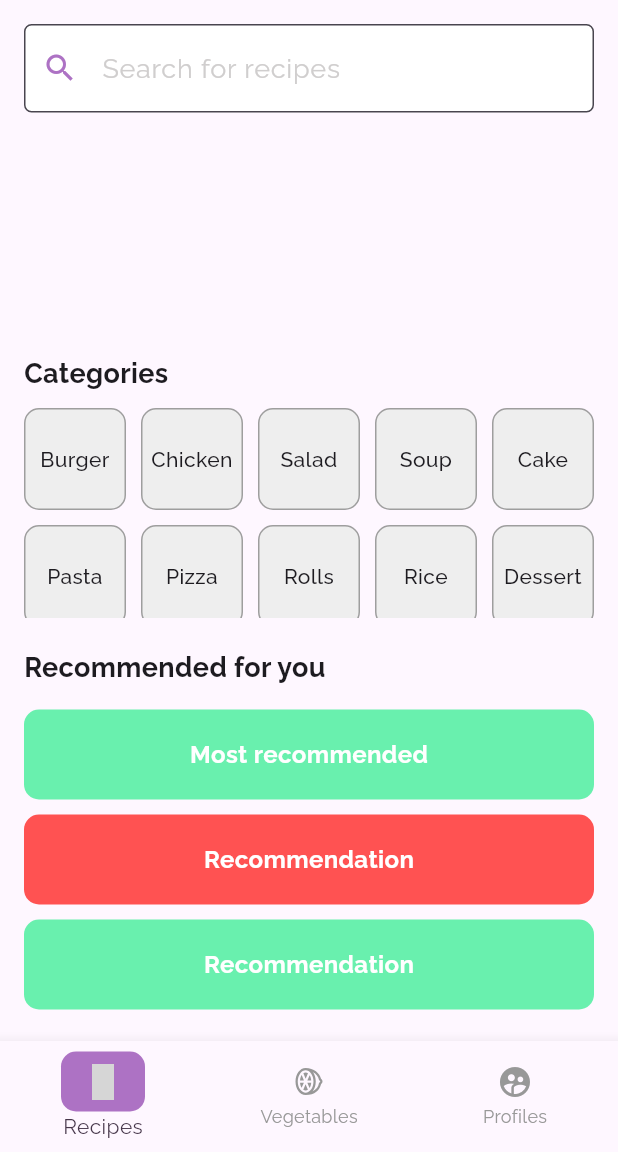
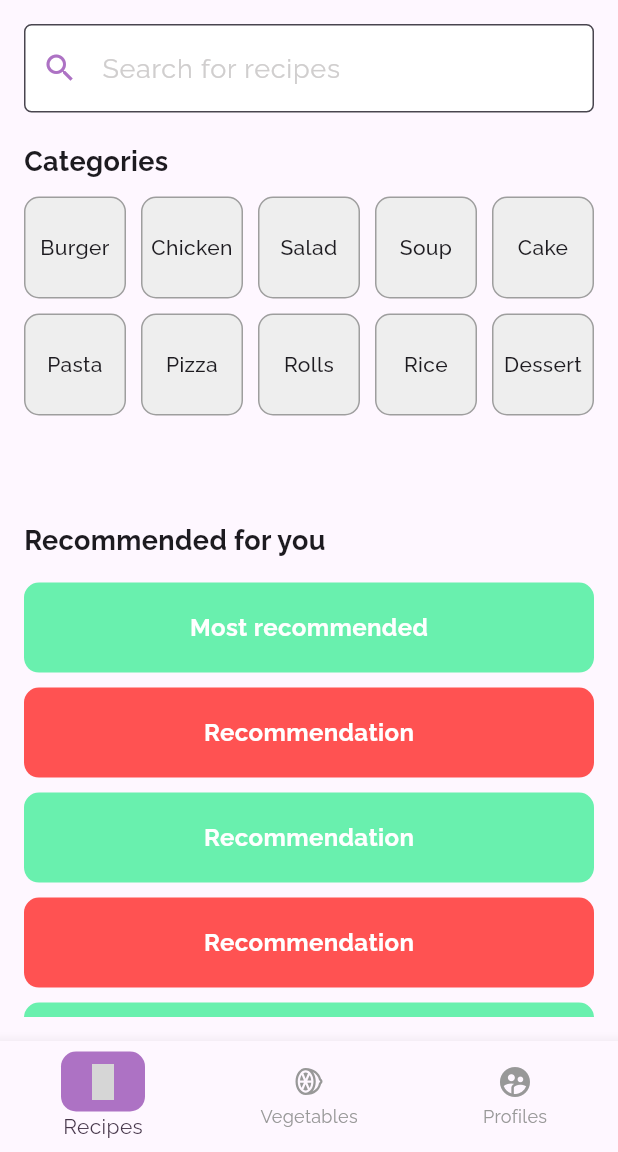
Before and after one commit to ahaandesai27/Inheritance-2024-mars, a Flutter app: the screen it shows after launch, on a phone screen of 412 x 824 dp, the part 84-1236 px from its top. Run offline on Flutter 3.47's test engine with Material 3 defaults, Android fonts, the phone set to English and light mode, and no system bars; our stand-ins replace flutter_material_design_icons, google_fonts, jwt_decoder, line_awesome_flutter, shared_preferences; grey boxes are pictures that could not be loaded.

Commit message:
Basically Final Search Bar

```diff
--- a/app/lib/main.dart
+++ b/app/lib/main.dart
@@ -29,12 +29,12 @@ class _RecipauraState extends State<Recipaura> {
           primarySwatch: Colors.blue,
         ),
         routes: {
-          "/": (context) => RecipePage(),
-          MyRoutes.userRoute: (context) => UserPage(),
+          "/": (context) => const RecipePage(),
+          MyRoutes.userRoute: (context) => const UserPage(),
           MyRoutes.signUpRoute: (context) => SignUpPage(),
           MyRoutes.loginRoute: (context) => LoginPage(),
-          MyRoutes.vegetableRoute: (context) => GroceryPage(),
-          MyRoutes.recipeRoute: (context) => RecipePage(),
+          MyRoutes.vegetableRoute: (context) => const GroceryPage(),
+          MyRoutes.recipeRoute: (context) => const RecipePage(),
         });
   }
 }
--- a/app/lib/pages/recipepage.dart
+++ b/app/lib/pages/recipepage.dart
@@ -31,8 +31,8 @@ class RecipePage extends StatelessWidget {
           crossAxisAlignment: CrossAxisAlignment.start,
           children: [
             // Search Bar
-            SizedBox(height: 200, child: Searchbar()),
-            const SizedBox(height: 20),
+            Searchbar(),
+            SizedBox(height: 20),
 
             // Categories Section
             const Text(
@@ -109,8 +109,8 @@ class RecipePage extends StatelessWidget {
           ],
         ),
       ),
-      drawer: AppDrawer(),
-      bottomNavigationBar: Navbar(),
+      drawer: const AppDrawer(),
+      bottomNavigationBar: const Navbar(),
     );
   }
 
--- a/app/lib/widgets/navbar.dart
+++ b/app/lib/widgets/navbar.dart
@@ -1,4 +1,5 @@
-// ignore: file_names
+// ignore_for_file: file_names
+
 import 'package:app/utils/routes.dart';
 import 'package:flutter/material.dart';
 import 'package:flutter_material_design_icons/flutter_material_design_icons.dart';
@@ -64,7 +65,7 @@ class _NavbarState extends State<Navbar> {
       icon: _currentIndex == index
           ? Container(
               decoration: BoxDecoration(
-                color: Color.fromARGB(255, 173, 114, 196),
+                color: const Color.fromARGB(255, 173, 114, 196),
                 borderRadius: BorderRadius.circular(10),
               ),
               padding: const EdgeInsets.symmetric(vertical: 8, horizontal: 16),
@@ -72,7 +73,7 @@ class _NavbarState extends State<Navbar> {
             )
           : Icon(
               icon,
-              color: Color.fromARGB(255, 152, 152, 152),
+              color: const Color.fromARGB(255, 152, 152, 152),
             ),
       label: label,
       backgroundColor: Colors.transparent,
```
Also changed, not shown: app/lib/pages/ingredientpage.dart (+16 -13 lines), app/lib/services/getservicesrecipes.dart (+17 -20 lines), app/lib/widgets/searchbar.dart (+42 -35 lines).
